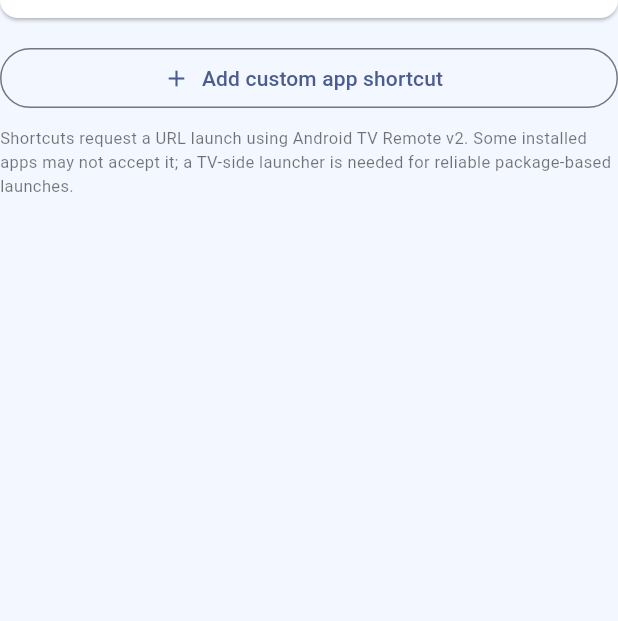
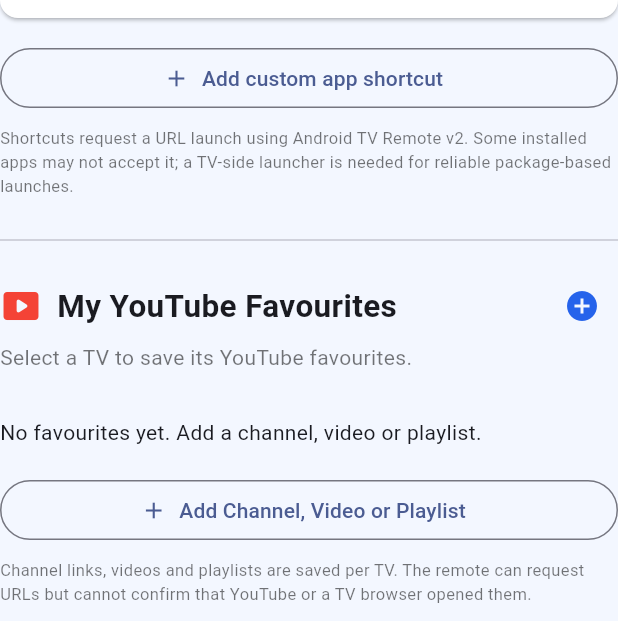
Before and after one commit to Programmer-s-Picnic/tv, a Flutter app: the TvAppsPanel widget shown alone on an empty page, opened directly, on a phone screen of 412 x 824 dp, the part 615-1236 px from its top. Run offline on Flutter 3.47's test engine with Material 3 defaults, Android fonts, the phone set to English and light mode, and no system bars; our stand-ins replace file_picker, shared_preferences, speech_to_text; missing offline and left inert: android_tv_remote; accounts and stored records are empty.

Commit message:
Integrate YouTube channel/video/playlist favourites into My TV Apps

```diff
--- a/phone_remote/lib/tv_apps_panel.dart
+++ b/phone_remote/lib/tv_apps_panel.dart
@@ -2,6 +2,7 @@
 import 'package:flutter/material.dart';
 import 'package:shared_preferences/shared_preferences.dart';
 import 'tv_connection.dart';
+import 'youtube_shortcuts_panel.dart';
 
 /// Per-TV configurable shortcuts. Launching a link is best-effort: Android TV
 /// Remote v2 does not acknowledge which application actually opened.
@@ -223,7 +224,11 @@
         label:const Text('Add custom app shortcut')),
       const SizedBox(height:8),
       const Text('Shortcuts request a URL launch using Android TV Remote v2. Some installed apps may not accept it; a TV-side launcher is needed for reliable package-based launches.',
-        style:TextStyle(fontSize:11,color:Colors.black54))
+        style:TextStyle(fontSize:11,color:Colors.black54)),
+      const SizedBox(height:20),
+      const Divider(),
+      const SizedBox(height:12),
+      const YoutubeShortcutsPanel(),
     ]);
   }
 }
```
